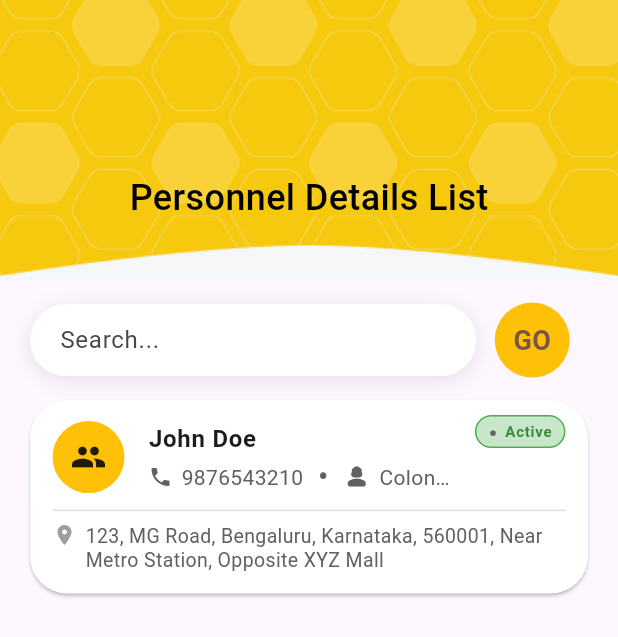
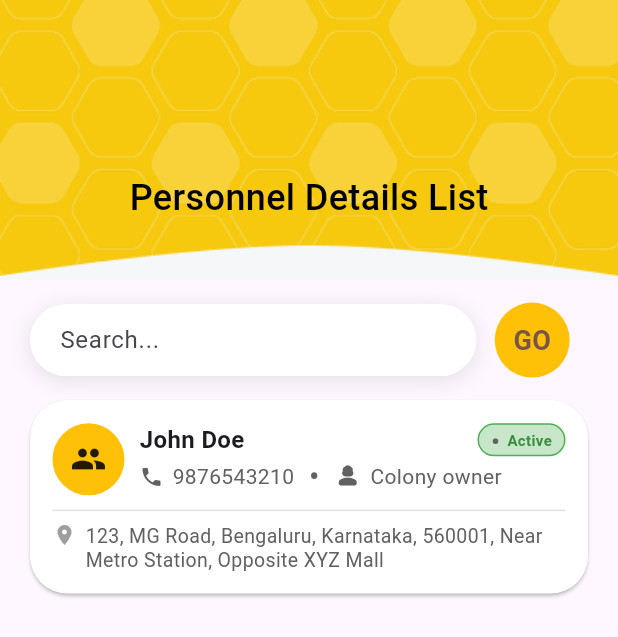
Before and after one commit to sreeragp07/beechem, a Flutter app: the screen it shows after launch, after a tap on "LOGIN", on a phone screen of 412 x 824 dp. Shown: the top 637 px of the screen. Run offline on Flutter 3.47's test engine with Material 3 defaults, Android fonts, the phone set to English and light mode, and no system bars.

Commit message:
dummy personnel list screen

```diff
--- a/lib/screens/login_screen.dart
+++ b/lib/screens/login_screen.dart
@@ -97,7 +97,8 @@ class _LoginScreenState extends State<LoginScreen> {
                 Checkbox(
                   value: isChecked,
                   fillColor: WidgetStateProperty.all(Colors.amber),
-                  activeColor: Colors.black,
+                  activeColor: Colors.white,
+                  side: BorderSide(color: Colors.white),
                   onChanged: (value) {
                     setState(() {
                       isChecked = value!;
@@ -134,7 +135,12 @@ class _LoginScreenState extends State<LoginScreen> {
                   backgroundColor: WidgetStateProperty.all(Colors.amber[400]),
                 ),
                 onPressed: () {
-                  Navigator.push(context, MaterialPageRoute(builder: (context)=> PerssonalListScreen()));
+                  Navigator.push(
+                    context,
+                    MaterialPageRoute(
+                      builder: (context) => PerssonalListScreen(),
+                    ),
+                  );
                 },
                 child: Text(
                   'LOGIN',
@@ -209,6 +215,18 @@ Widget inputField({
           left: 0,
           right: 0,
           top: 6,
+          child: Container(
+            decoration: BoxDecoration(
+              color: Colors.white,
+              borderRadius: BorderRadius.circular(40),
+              boxShadow: [
+                BoxShadow(
+                  color: Colors.black.withOpacity(0.1),
+                  blurRadius: 12,
+                  offset: Offset(0, 3),
+                ),
+              ],
+            ),
             child: TextField(
               controller: controller,
               obscureText: obscureText ?? false,
@@ -223,11 +241,12 @@ Widget inputField({
                 ),
                 enabledBorder: OutlineInputBorder(
                   borderRadius: BorderRadius.circular(40),
-                borderSide: BorderSide(color: Colors.grey),
+                  borderSide: BorderSide(color: Colors.white),
                 ),
                 focusedBorder: OutlineInputBorder(
                   borderRadius: BorderRadius.circular(40),
                   borderSide: BorderSide(color: Color(0xFFF4C714), width: 1.5),
+                ),
               ),
             ),
           ),
@@ -237,9 +256,16 @@ Widget inputField({
           decoration: BoxDecoration(
             shape: BoxShape.circle,
             border: Border.all(
-              color: Colors.grey, // change to your preferred color
+              color: Colors.white, // change to your preferred color
               width: 2,
             ),
+            boxShadow: [
+              BoxShadow(
+                color: Colors.black.withOpacity(0.1),
+                blurRadius: 12,
+                offset: Offset(0, 3),
+              ),
+            ],
           ),
           child: CircleAvatar(
             radius: 30,
--- a/lib/screens/personal_list_screen.dart
+++ b/lib/screens/personal_list_screen.dart
@@ -17,7 +17,7 @@ class _PerssonalListScreenState extends State<PerssonalListScreen> {
           Stack(
             alignment: Alignment.topCenter,
             children: [
-              Image.asset("assets/images/Frame2.png",fit: BoxFit.fill,),
+              Image.asset("assets/images/Frame2.png", fit: BoxFit.fill),
               Positioned(
                 top: 115,
                 child: Text(
@@ -92,32 +92,82 @@ class _PerssonalListScreenState extends State<PerssonalListScreen> {
               ),
               color: Colors.white,
               child: Padding(
-                padding: const EdgeInsets.fromLTRB(15, 2, 15, 15),
+                padding: const EdgeInsets.fromLTRB(15, 15, 15, 15),
                 child: Column(
                   crossAxisAlignment: CrossAxisAlignment.start,
                   children: [
-                    ListTile(
-                      contentPadding: EdgeInsets.zero,
-                      // minVerticalPadding: 0,
-                      // visualDensity: VisualDensity(
-                      //   horizontal: 0,
-                      //   vertical: -4, // tightens vertical spacing further
-                      // ),
-                      leading: CircleAvatar(
+                    Row(
+                      children: [
+                        CircleAvatar(
                           backgroundColor: Colors.amber,
                           radius: 24,
                           child: Icon(Icons.group, color: Colors.black87),
                         ),
-                      title: Text(
+                        SizedBox(width: 10),
+                        Expanded(
+                          child: Column(
+                            crossAxisAlignment: CrossAxisAlignment.start,
+                            children: [
+                              Row(
+                                children: [
+                                  Text(
                                     "John Doe",
                                     style: TextStyle(
                                       fontSize: 16,
                                       fontWeight: FontWeight.bold,
                                     ),
                                   ),
-                      subtitle: Row(
+                                  Spacer(),
+                                  Container(
+                                    padding: EdgeInsets.symmetric(
+                                      horizontal: 8,
+                                      vertical: 0,
+                                    ),
+                                    decoration: BoxDecoration(
+                                      color: Colors.green.shade100,
+                                      borderRadius: BorderRadius.circular(12),
+                                      border: Border.all(
+                                        width: 1,
+                                        color: Colors.green,
+                                      ),
+                                    ),
+                                    child: SizedBox(
+                                      height: 20,
+                                      child: Row(
+                                        crossAxisAlignment:
+                                            CrossAxisAlignment.center,
                                         children: [
-                          Icon(Icons.phone, size: 16, color: Colors.grey[700]),
+                                          Text(
+                                            "•", // bold dot
+                                            style: TextStyle(
+                                              fontSize: 15,
+                                              fontWeight: FontWeight.w800,
+                                              color: Colors.grey[700],
+                                            ),
+                                          ),
+
+                                          SizedBox(width: 5),
+                                          Text(
+                                            "Active",
+                                            style: TextStyle(
+                                              color: Colors.green.shade700,
+                                              fontWeight: FontWeight.bold,
+                                              fontSize: 10,
+                                            ),
+                                          ),
+                                        ],
+                                      ),
+                                    ),
+                                  ),
+                                ],
+                              ),
+                              Row(
+                                children: [
+                                  Icon(
+                                    Icons.phone,
+                                    size: 16,
+                                    color: Colors.grey[700],
+                                  ),
 
                                   SizedBox(width: 6),
 
@@ -162,49 +212,12 @@ class _PerssonalListScreenState extends State<PerssonalListScreen> {
                                   ),
                                 ],
                               ),
-                      trailing: IntrinsicWidth(
-                        child: Align(
-                          alignment: AlignmentGeometry.topRight,
-                          child: Container(
-                            padding: EdgeInsets.symmetric(
-                              horizontal: 8,
-                              vertical: 0,
-                            ),
-                            decoration: BoxDecoration(
-                              color: Colors.green.shade100,
-                              borderRadius: BorderRadius.circular(12),
-                              border: Border.all(width: 1, color: Colors.green),
-                            ),
-                            child: SizedBox(
-                              height: 20,
-                              child: Row(
-                                crossAxisAlignment: CrossAxisAlignment.center,
-                                children: [
-                                  Text(
-                                    "•", // bold dot
-                                    style: TextStyle(
-                                      fontSize: 15,
-                                      fontWeight: FontWeight.w800,
-                                      color: Colors.grey[700],
-                                    ),
-                                  ),
-
-                                  SizedBox(width: 5),
-                                  Text(
-                                    "Active",
-                                    style: TextStyle(
-                                      color: Colors.green.shade700,
-                                      fontWeight: FontWeight.bold,
-                                      fontSize: 10,
+                            ],
                           ),
                         ),
                       ],
                     ),
-                            ),
-                          ),
-                        ),
-                      ),
-                    ),
+                    SizedBox(height: 10),
 
                     Divider(
                       thickness: 1,
@@ -236,7 +249,7 @@ class _PerssonalListScreenState extends State<PerssonalListScreen> {
                           ),
                         ),
                       ],
-                    ),
+                    )
                   ],
                 ),
               ),
```
Also changed, not shown: lib/screens/temp.dart (deleted, +0 -249 lines). Lines whose indentation alone changed are shown as unchanged.
